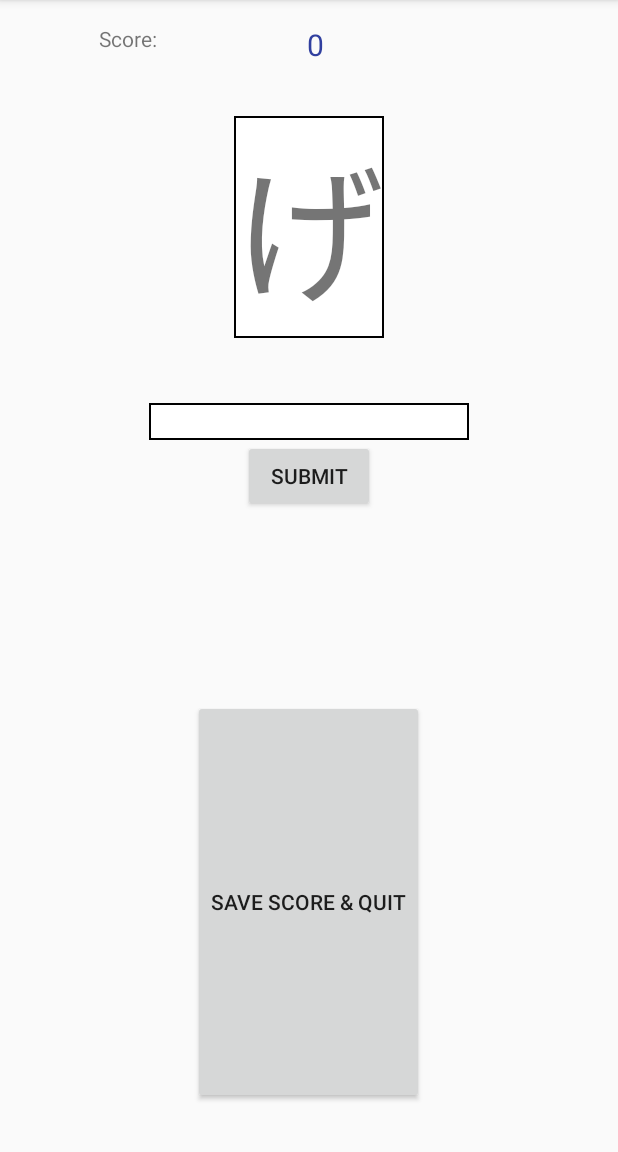
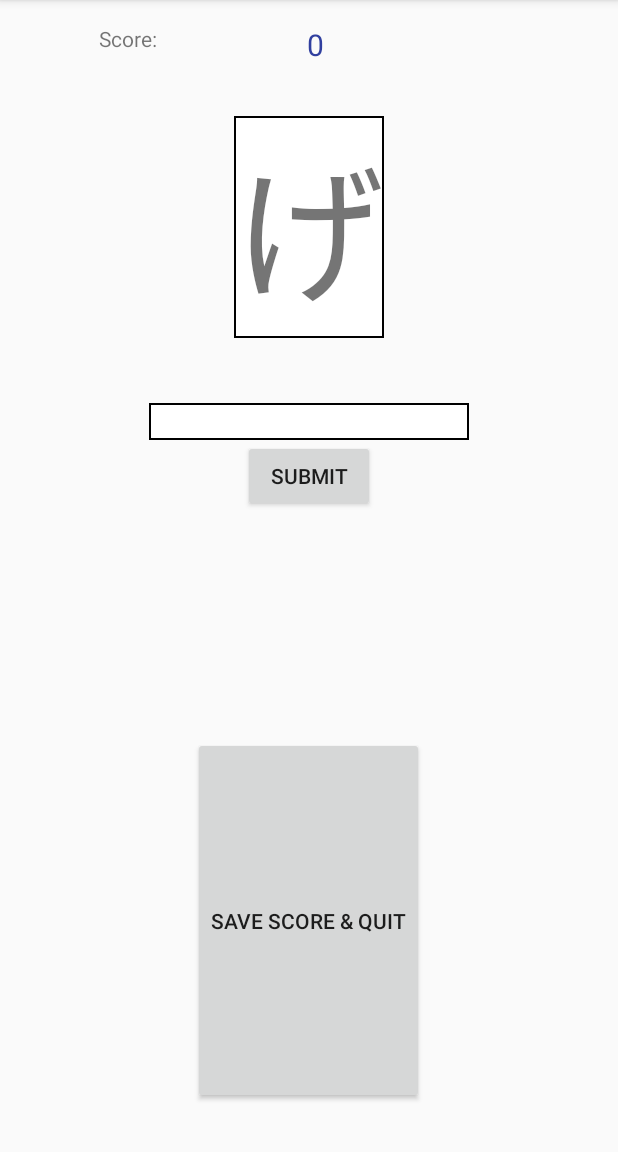
Before and after one commit to cjspiece/KanaQuizzer, an Android app: the HiraganaActivity screen opened directly, with no data from a screen before it, after a tap on "SUBMIT", on a phone screen of 412 x 824 dp, the part 84-1236 px from its top. Run offline under Robolectric (Android 15) with nearby library versions, the phone set to English and light mode, and no system bars.

Commit message:
Cleaned up unused variables in a few activities, removed some debugging code as well.

```diff
--- a/app/src/main/java/com/example/cjspiece/kanaquizzer/HiraganaActivity.java
+++ b/app/src/main/java/com/example/cjspiece/kanaquizzer/HiraganaActivity.java
@@ -28,9 +28,6 @@ public class HiraganaActivity extends AppCompatActivity {
     private EditText userInput;
     private TextView scoreBox;
     private TextView kanaImg;
-    private RecyclerView myRecyclerView;
-    private MyAdapter myAdapter;
-    private RecyclerView.LayoutManager myLayoutManager;
     private String[] titles;
     private ListView drawerList;
     private DrawerLayout myDrawerLayout;
@@ -39,10 +36,8 @@ public class HiraganaActivity extends AppCompatActivity {
 
     public void onSaveAndQuit(View view) {
         KanaQuizzerDatabaseHelper db = new KanaQuizzerDatabaseHelper(this);
-        Score myScore = new Score("Chris", score);
+        Score myScore = new Score("User", score);
         db.addScore(myScore);
-
-        List<Score> test = db.getAllScores();
 
         // Return to the main menu after submitting the score
         Intent intent = new Intent(this, MainActivity.class);
@@ -186,16 +181,6 @@ public class HiraganaActivity extends AppCompatActivity {
         Toast toast;
         boolean isCorrect = hiraLib.checkInput(userInput.getText().toString()); // Check the answer
 
-        /* DEBUGGING -------------------------------------------------------->
-
-        Toast toast = Toast.makeText(context, userInput.getText().toString(),duration);
-        toast.show();
-
-        toast = Toast.makeText(context, hiraLib.getCurrentAnswer(),duration);
-        toast.show();
-
-        // END OF DEBUGGING -------------------------------------------------> */
-
         if(isCorrect) {
             // increment score by 10 points, and update score textview
             score += 10;
--- a/app/src/main/java/com/example/cjspiece/kanaquizzer/HiraganaLib.java
+++ b/app/src/main/java/com/example/cjspiece/kanaquizzer/HiraganaLib.java
@@ -11,7 +11,6 @@ import java.util.Objects;
 import java.util.Random;
 
 public class HiraganaLib {
-
     private String[] alphabet;
     private String[] romanization;
     private String currentKana;
@@ -42,7 +41,6 @@ public class HiraganaLib {
                 "mya", "myo", "myu", "rya", "ryo", "ryu"
         };
     }
-
     /** Psuedorandomly  selects a new kana to quiz the user against
      * @return currentKana String value
      */
@@ -54,7 +52,7 @@ public class HiraganaLib {
     }
 
     /**Checks the user input against the correct answer, if it is correct returns true, otherwise false
-      * @param input for user input
+     * @param input for user input
      * @return boolean value
      */
     @RequiresApi(api = Build.VERSION_CODES.KITKAT)
@@ -63,7 +61,6 @@ public class HiraganaLib {
     }
 
     /**Checks the user input against the correct answer, if it is correct returns true, otherwise false
-     * @param input for user input
      * @return boolean value
      */
     public String getCurrentAnswer() {
--- a/app/src/main/java/com/example/cjspiece/kanaquizzer/MyAdapter.java
+++ b/app/src/main/java/com/example/cjspiece/kanaquizzer/MyAdapter.java
@@ -44,7 +44,6 @@ public class MyAdapter extends RecyclerView.Adapter<MyAdapter.ViewHolder> {
     public void setListener(Listener listener) {
         this.listener = listener;
     }
-
     @Override
     public void onBindViewHolder(ViewHolder holder, final int position) {
         CardView cardView = holder.cardView;
@@ -64,7 +63,6 @@ public class MyAdapter extends RecyclerView.Adapter<MyAdapter.ViewHolder> {
             }
         });
     }
-
     @Override
     public int getItemCount() {
         return captions.length;
--- a/app/src/main/res/layout/activity_hiragana.xml
+++ b/app/src/main/res/layout/activity_hiragana.xml
@@ -88,7 +88,7 @@
                 android:layout_width="wrap_content"
                 android:layout_height="wrap_content"
                 android:layout_marginBottom="16dp"
-                android:layout_marginTop="125dp"
+                android:layout_marginTop="150dp"
                 android:layout_below="@id/submitButton"
                 android:id="@+id/quitButton"
                 android:layout_alignParentBottom="true"
--- a/app/src/main/res/layout/activity_katakana.xml
+++ b/app/src/main/res/layout/activity_katakana.xml
@@ -88,7 +88,7 @@
                 android:layout_width="wrap_content"
                 android:layout_height="wrap_content"
                 android:layout_marginBottom="16dp"
-                android:layout_marginTop="125dp"
+                android:layout_marginTop="150dp"
                 android:layout_below="@id/submitButton"
                 android:id="@+id/quitButton"
                 android:layout_alignParentBottom="true"
```
Also changed, not shown: app/src/main/java/com/example/cjspiece/kanaquizzer/HiraAdapter.java (+0 -11 lines), app/src/main/java/com/example/cjspiece/kanaquizzer/KanaQuizzerDatabaseHelper.java (+0 -9 lines), app/src/main/java/com/example/cjspiece/kanaquizzer/KatakanaActivity.java (+1 -13 lines).
